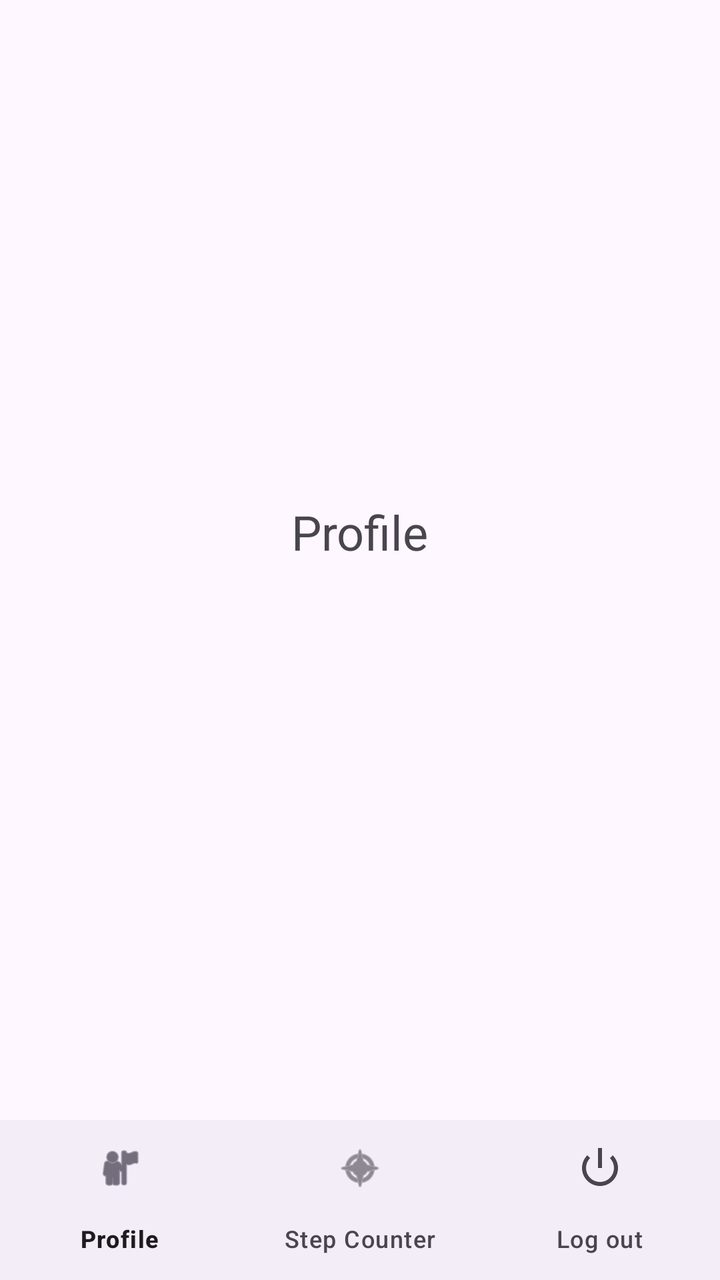
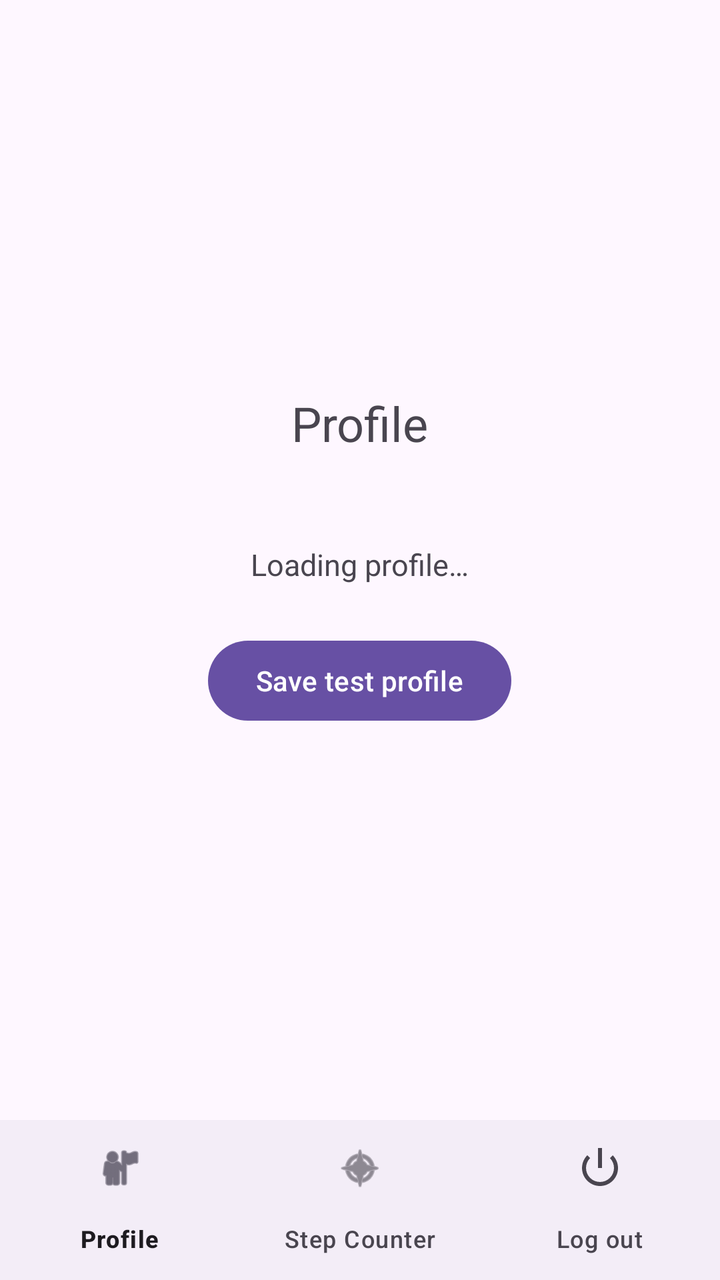

The first picture is an Android layout as it rendered before a commit; the second is the same layout after the commit. The layout source and the unified diff follow.
<!-- AndroidManifest.xml: application theme Theme.DraftLifecycle -->
<!-- res/layout/activity_profile.xml -->
<?xml version="1.0" encoding="utf-8"?>
<LinearLayout xmlns:android="http://schemas.android.com/apk/res/android"
    xmlns:tools="http://schemas.android.com/tools"
    android:id="@+id/profileRoot"
    android:layout_width="match_parent"
    android:layout_height="match_parent"
    android:orientation="vertical"
    tools:context=".ProfileActivity">

    <LinearLayout xmlns:android="http://schemas.android.com/apk/res/android"
        xmlns:tools="http://schemas.android.com/tools"
        android:layout_width="match_parent"
        android:layout_height="0dp"
        android:layout_weight="1"
        android:orientation="vertical"
        android:gravity="center"
        android:padding="24dp">

        <TextView
            android:id="@+id/profileTitle"
            android:layout_width="wrap_content"
            android:layout_height="wrap_content"
            android:text="@string/profile"
            android:textSize="24sp" />

        <TextView
            android:id="@+id/profileEmail"
            android:layout_width="wrap_content"
            android:layout_height="wrap_content"
            android:layout_marginTop="8dp"
            android:textSize="15sp" />

    
    



    </LinearLayout>

    <include layout="@layout/view_bottom_nav"/>

</LinearLayout>
<!-- res/layout/view_bottom_nav.xml (included above) -->
<?xml version="1.0" encoding="utf-8"?>
<com.google.android.material.bottomnavigation.BottomNavigationView xmlns:android="http://schemas.android.com/apk/res/android"
    xmlns:app="http://schemas.android.com/apk/res-auto"
    android:id="@+id/viewNavBar"
    app:menu="@menu/bottom_nav_menu"
    android:layout_width="match_parent"
    android:layout_height="wrap_content">

    

</com.google.android.material.bottomnavigation.BottomNavigationView>
<!-- resources referenced by this layout -->
<resources>
  <string name="profile">Profile</string>
  <style name="Theme.DraftLifecycle" parent="Base.Theme.DraftLifecycle" />
  <style name="Base.Theme.DraftLifecycle" parent="Theme.Material3.DayNight.NoActionBar">
          
          
      </style>
</resources>

<!-- the commit's change to res/layout/activity_profile.xml (unified diff, before → after) -->
@@ -33,7 +33,21 @@
     
     
 
+        
+        <TextView
+            android:id="@+id/profileData"
+            android:layout_width="wrap_content"
+            android:layout_height="wrap_content"
+            android:layout_marginTop="16dp"
+            android:text="@string/profile_loading"
+            android:textSize="15sp" />
 
+        <Button
+            android:id="@+id/saveTestProfileBtn"
+            android:layout_width="wrap_content"
+            android:layout_height="wrap_content"
+            android:layout_marginTop="24dp"
+            android:text="@string/save_test_profile" />
 
     </LinearLayout>
 
<!-- resource entries referenced after the edit -->
@@ -1,6 +1,8 @@
 <!-- resources referenced by this layout -->
 <resources>
   <string name="profile">Profile</string>
+  <string name="profile_loading">Loading profile…</string>
+  <string name="save_test_profile">Save test profile</string>
   <style name="Theme.DraftLifecycle" parent="Base.Theme.DraftLifecycle" />
   <style name="Base.Theme.DraftLifecycle" parent="Theme.Material3.DayNight.NoActionBar">
           
